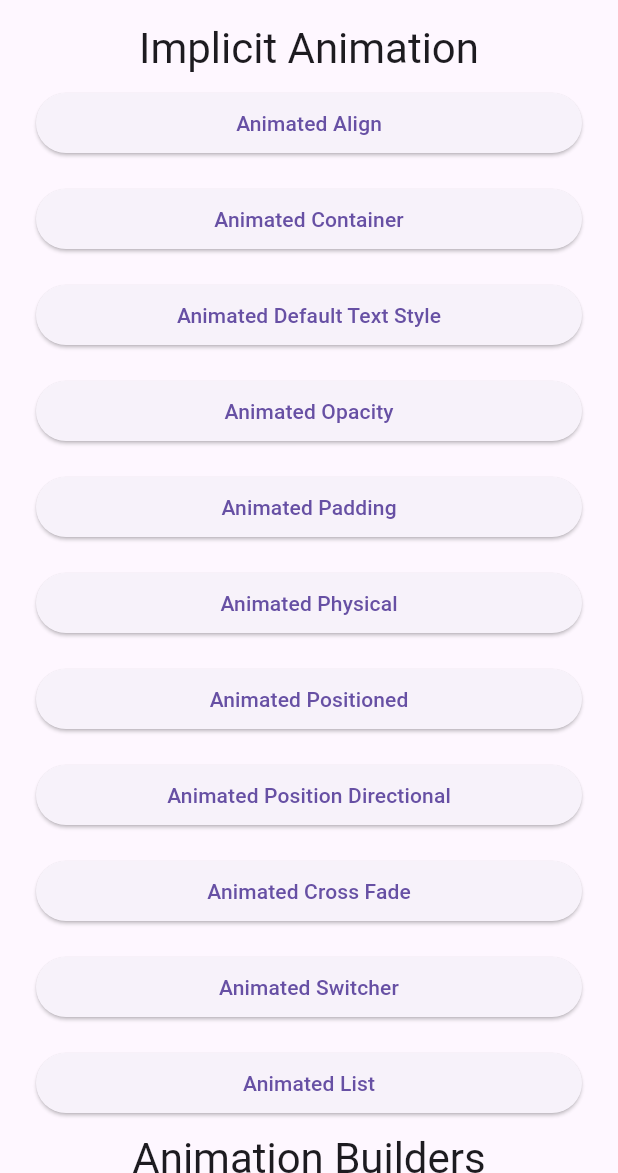
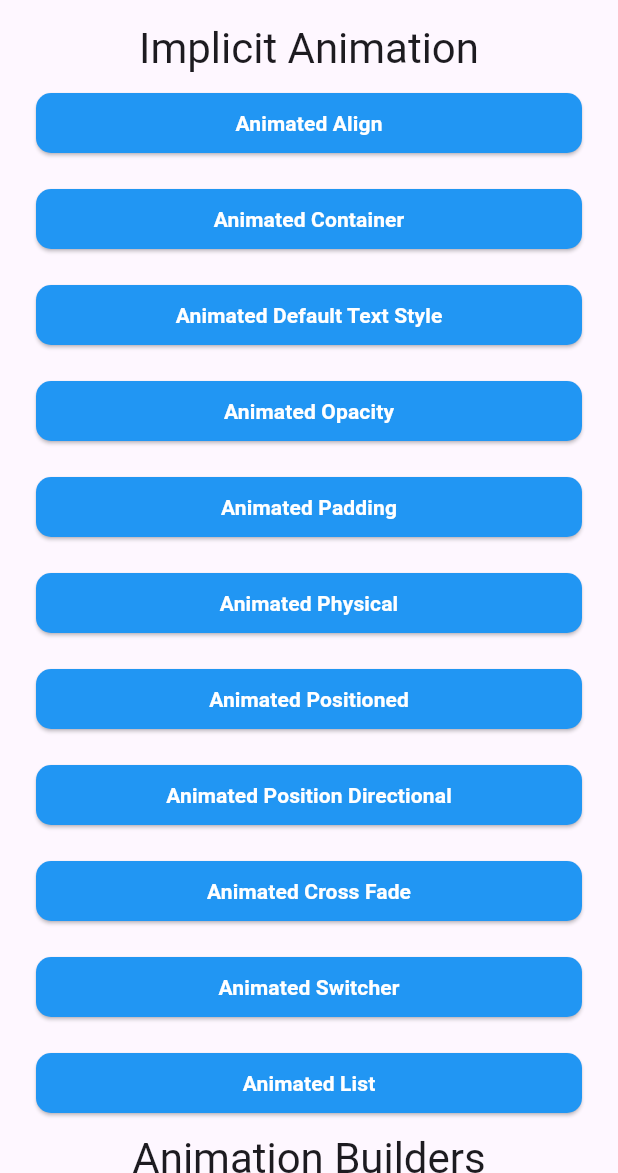
Before and after one commit to AdelDaniel/flutter-animations-helper, a Flutter app: the screen it shows after launch, on a phone screen of 412 x 824 dp, the part 63-1236 px from its top. Run offline on Flutter 3.47's test engine with Material 3 defaults, Android fonts, the light colour scheme and no system bars.

Commit message:
Add fade page transition and update navigation buttons with button types

```diff
--- a/lib/main_screen.dart
+++ b/lib/main_screen.dart
@@ -1,4 +1,5 @@
 import 'package:flutter/material.dart';
+import 'package:flutter_animation_helper/pages_transactions/fade_page_transation.dart';
 import 'package:flutter_animation_helper/screens/explicit_animation_screens/animated_builder_screen.dart';
 import 'package:flutter_animation_helper/screens/explicit_animation_screens/default_text_style_screen.dart';
 import 'package:flutter_animation_helper/screens/explicit_animation_screens/fade_transition_screen.dart';
@@ -18,6 +19,7 @@ import 'package:flutter_animation_helper/screens/implicit_animation_screens/anim
 import 'package:flutter_animation_helper/screens/implicit_animation_screens/animated_position_directional_screen.dart';
 import 'package:flutter_animation_helper/screens/implicit_animation_screens/animated_position_screen.dart';
 import 'package:flutter_animation_helper/screens/implicit_animation_screens/animated_switcher_screen.dart';
+import 'package:flutter_animation_helper/screens/page_two.dart';
 import 'package:flutter_animation_helper/widgets/navigation_elevated_button.dart';
 
 class MainScreen extends StatefulWidget {
@@ -51,56 +53,67 @@ class _MainScreenState extends State<MainScreen> {
               const NavigationElevatedButton(
                 title: "Animated Align",
                 screenWidget: AnimatedAlignScreen(),
+                buttonType: ButtonType.implicitAnimation,
               ),
 
               const NavigationElevatedButton(
                 title: "Animated Container",
                 screenWidget: AnimatedContainerScreen(),
+                buttonType: ButtonType.implicitAnimation,
               ),
 
               const NavigationElevatedButton(
                 title: "Animated Default Text Style",
                 screenWidget: AnimatedDefaultTextStyleScreen(),
+                buttonType: ButtonType.implicitAnimation,
               ),
 
               const NavigationElevatedButton(
                 title: "Animated Opacity",
                 screenWidget: AnimatedOpacityScreen(),
+                buttonType: ButtonType.implicitAnimation,
               ),
 
               const NavigationElevatedButton(
                 title: "Animated Padding",
                 screenWidget: AnimatedPaddingScreen(),
+                buttonType: ButtonType.implicitAnimation,
               ),
 
               const NavigationElevatedButton(
                 title: "Animated Physical",
                 screenWidget: AnimatedPhysicalScreen(),
+                buttonType: ButtonType.implicitAnimation,
               ),
 
               const NavigationElevatedButton(
                 title: "Animated Positioned",
                 screenWidget: AnimatedPositionScreen(),
+                buttonType: ButtonType.implicitAnimation,
               ),
 
               const NavigationElevatedButton(
                 title: "Animated Position Directional",
                 screenWidget: AnimatedPositionDirectionalScreen(),
+                buttonType: ButtonType.implicitAnimation,
               ),
 
               const NavigationElevatedButton(
                 title: "Animated Cross Fade",
                 screenWidget: AnimatedCrossFadeScreen(),
+                buttonType: ButtonType.implicitAnimation,
               ),
 
               const NavigationElevatedButton(
                 title: "Animated Switcher",
                 screenWidget: AnimatedSwitcherScreen(),
+                buttonType: ButtonType.implicitAnimation,
               ),
 
               const NavigationElevatedButton(
                 title: "Animated List",
                 screenWidget: AnimatedListScreen(),
+                buttonType: ButtonType.implicitAnimation,
               ),
 
               ///
@@ -115,11 +128,13 @@ class _MainScreenState extends State<MainScreen> {
               const NavigationElevatedButton(
                 title: "Animated Builder Transition",
                 screenWidget: AnimatedBuilderScreen(),
+                buttonType: ButtonType.implicitAnimation,
               ),
 
               const NavigationElevatedButton(
                 title: "Tween Animation Builder Transition",
                 screenWidget: TweenAnimationBuilderScreen(),
+                buttonType: ButtonType.implicitAnimation,
               ),
 
               ///
@@ -134,31 +149,49 @@ class _MainScreenState extends State<MainScreen> {
               const NavigationElevatedButton(
                 title: "Positioned Transition",
                 screenWidget: PositionedTransitionScreen(),
+                buttonType: ButtonType.explicitAnimation,
               ),
 
               const NavigationElevatedButton(
                 title: "Size Transition",
                 screenWidget: SizeTransitionScreen(),
+                buttonType: ButtonType.explicitAnimation,
               ),
 
               const NavigationElevatedButton(
                 title: "Rotation Transition",
                 screenWidget: RotationTransitionScreen(),
+                buttonType: ButtonType.explicitAnimation,
               ),
 
               const NavigationElevatedButton(
                 title: "Fade Transition Screen",
                 screenWidget: FadeTransitionScreen(),
+                buttonType: ButtonType.explicitAnimation,
               ),
 
               const NavigationElevatedButton(
                 title: "Default Text Style Transition",
                 screenWidget: DefaultTextStyleScreen(),
+                buttonType: ButtonType.explicitAnimation,
               ),
 
               const NavigationElevatedButton(
                 title: "Indexed Stack Transition",
                 screenWidget: IndexedStackScreen(),
+                buttonType: ButtonType.explicitAnimation,
+              ),
+
+              Text(
+                "Fade Transition Pages ",
+                style: Theme.of(context).textTheme.headlineMedium,
+                textAlign: TextAlign.center,
+              ),
+
+              NavigationElevatedButton.customRoute(
+                title: "Fade Page Transition",
+                buttonType: ButtonType.pageTransation,
+                route: PageFadeTransition(const PageTwo()),
               ),
             ],
           ),
--- /dev/null
+++ b/lib/pages_transactions/fade_page_transation.dart
@@ -0,0 +1,16 @@
+import 'package:flutter/material.dart';
+
+class PageFadeTransition extends PageRouteBuilder {
+  final dynamic page;
+
+  PageFadeTransition(this.page)
+      : super(
+          pageBuilder: (context, animation, secondaryAnimation) => page,
+          transitionsBuilder: (context, animation, secondaryAnimation, child) {
+            return Align(
+              alignment: Alignment.center,
+              child: FadeTransition(opacity: animation, child: child),
+            );
+          },
+        );
+}
--- /dev/null
+++ b/lib/screens/page_two.dart
@@ -0,0 +1,24 @@
+import 'package:flutter/material.dart';
+
+class PageTwo extends StatelessWidget {
+  const PageTwo({super.key});
+
+  @override
+  Widget build(BuildContext context) {
+    return Scaffold(
+      backgroundColor: Colors.grey[800],
+      appBar: AppBar(
+        backgroundColor: Colors.red[800],
+        title: const Text("Page Tow"),
+      ),
+      body: Center(
+        child: ElevatedButton(
+          onPressed: () {
+            Navigator.pop(context);
+          },
+          child: const Text("Go Back"),
+        ),
+      ),
+    );
+  }
+}
--- a/lib/widgets/navigation_elevated_button.dart
+++ b/lib/widgets/navigation_elevated_button.dart
@@ -1,28 +1,69 @@
 import 'package:flutter/material.dart';
+
+enum ButtonType {
+  implicitAnimation(color: Colors.blue),
+  explicitAnimation(color: Colors.blueGrey),
+  pageTransation(color: Colors.green);
+
+  const ButtonType({required this.color});
+  final Color color;
+}
 
 class NavigationElevatedButton extends StatelessWidget {
   const NavigationElevatedButton({
     super.key,
     required String title,
     required Widget screenWidget,
+    required ButtonType buttonType,
+    this.route,
   })  : _screenWidget = screenWidget,
+        _buttonType = buttonType,
         _title = title;
+
+  factory NavigationElevatedButton.customRoute({
+    Key? key,
+    required String title,
+    required ButtonType buttonType,
+    required PageRouteBuilder route,
+  }) {
+    return NavigationElevatedButton(
+      key: key,
+      title: title,
+      screenWidget: const SizedBox.shrink(),
+      buttonType: buttonType,
+      route: route,
+    );
+  }
 
   final String _title;
   final Widget _screenWidget;
+  final ButtonType _buttonType;
+  final PageRouteBuilder? route;
 
   @override
   Widget build(BuildContext context) {
     return Padding(
       padding: const EdgeInsets.all(8.0),
       child: ElevatedButton(
+        style: ElevatedButton.styleFrom(
+          backgroundColor: _buttonType.color,
+          shape: RoundedRectangleBorder(
+            borderRadius: BorderRadius.circular(10),
+          ),
+        ),
         onPressed: () {
           Navigator.push(
             context,
-            MaterialPageRoute(builder: (context) => _screenWidget),
+            route ?? MaterialPageRoute(builder: (context) => _screenWidget),
           );
         },
-        child: Text(_title),
+        child: Text(
+          _title,
+          style: const TextStyle(
+            color: Colors.white,
+            fontWeight: FontWeight.bold,
+          ),
+        ),
       ),
     );
   }
```
